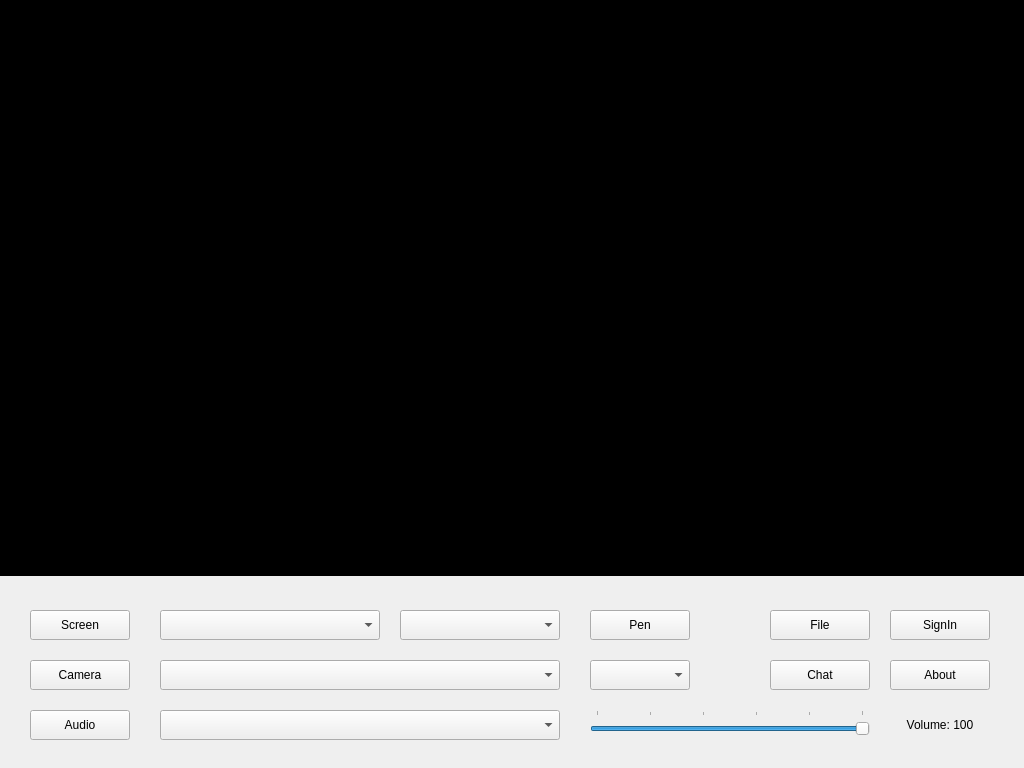
The window that src/TeacherServer/mainwindow.ui (zty199/NetworkClassroom_LAN) describes before a commit, drawn with Qt 5.
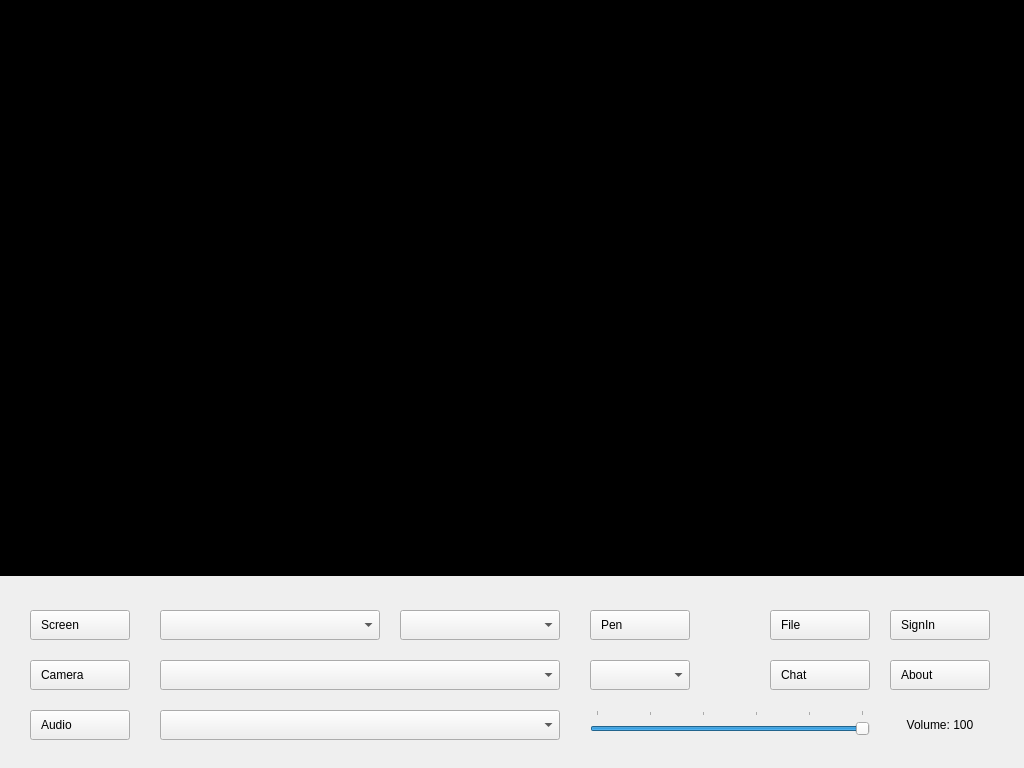
The same window after the commit. Icons and pictures are not drawn.

Patch:
```diff
--- a/src/TeacherServer/mainwindow.ui
+++ b/src/TeacherServer/mainwindow.ui
@@ -76,6 +76,13 @@
       <height>30</height>
      </rect>
     </property>
+    <property name="toolTip">
+     <string>Camera Share</string>
+    </property>
+    <property name="styleSheet">
+     <string notr="true">text-align: left;
+padding-left: 10px;</string>
+    </property>
     <property name="text">
      <string>Camera</string>
     </property>
@@ -93,6 +100,13 @@
       <height>30</height>
      </rect>
     </property>
+    <property name="toolTip">
+     <string>Screen Share</string>
+    </property>
+    <property name="styleSheet">
+     <string notr="true">text-align: left;
+padding-left: 10px;</string>
+    </property>
     <property name="text">
      <string>Screen</string>
     </property>
@@ -120,6 +134,14 @@
       <height>30</height>
      </rect>
     </property>
+    <property name="toolTip">
+     <string>Audio Share</string>
+    </property>
+    <property name="styleSheet">
+     <string notr="true">text-align: left;
+padding-left: 10px;
+</string>
+    </property>
     <property name="text">
      <string>Audio</string>
     </property>
@@ -201,9 +223,27 @@
       <height>30</height>
      </rect>
     </property>
+    <property name="toolTip">
+     <string>Screen Pen</string>
+    </property>
+    <property name="styleSheet">
+     <string notr="true">text-align: left;
+padding-left: 10px;
+</string>
+    </property>
     <property name="text">
      <string>Pen</string>
     </property>
+    <property name="icon">
+     <iconset resource="resources.qrc">
+      <normaloff>:/icons/icons/screenpen.svg</normaloff>:/icons/icons/screenpen.svg</iconset>
+    </property>
+    <property name="iconSize">
+     <size>
+      <width>20</width>
+      <height>20</height>
+     </size>
+    </property>
    </widget>
    <widget class="QComboBox" name="cb_screenRes">
     <property name="geometry">
@@ -224,6 +264,14 @@
       <height>30</height>
      </rect>
     </property>
+    <property name="toolTip">
+     <string>File Transfer</string>
+    </property>
+    <property name="styleSheet">
+     <string notr="true">text-align: left;
+padding-left: 10px;
+</string>
+    </property>
     <property name="text">
      <string>File</string>
     </property>
@@ -237,6 +285,14 @@
       <height>30</height>
      </rect>
     </property>
+    <property name="toolTip">
+     <string>Student SignIn</string>
+    </property>
+    <property name="styleSheet">
+     <string notr="true">text-align: left;
+padding-left: 10px;
+</string>
+    </property>
     <property name="text">
      <string>SignIn</string>
     </property>
@@ -260,6 +316,14 @@
       <height>30</height>
      </rect>
     </property>
+    <property name="toolTip">
+     <string>TextChat</string>
+    </property>
+    <property name="styleSheet">
+     <string notr="true">text-align: left;
+padding-left: 10px;
+</string>
+    </property>
     <property name="text">
      <string>Chat</string>
     </property>
@@ -273,6 +337,14 @@
       <height>30</height>
      </rect>
     </property>
+    <property name="toolTip">
+     <string>About</string>
+    </property>
+    <property name="styleSheet">
+     <string notr="true">text-align: left;
+padding-left: 10px;
+</string>
+    </property>
     <property name="text">
      <string>About</string>
     </property>
```
Left out of the diff: 37 changed lines with no effect on the pictures.
